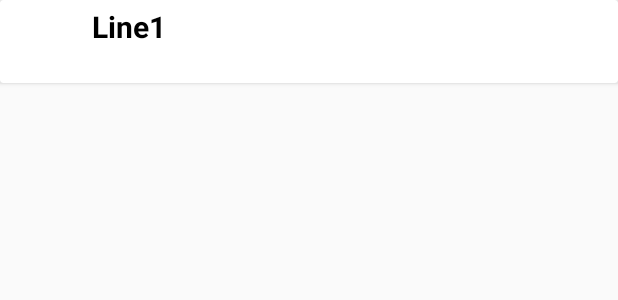
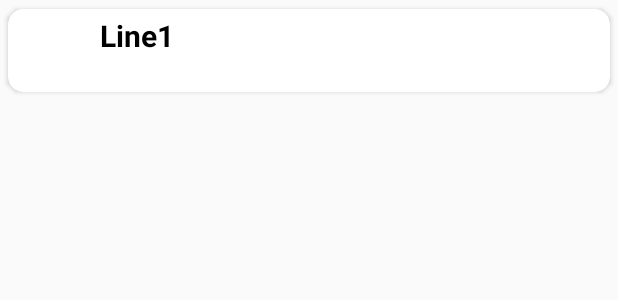
Before and after one commit to lee00670/FrigeFriend, an Android app: the layout add_item.xml on its own in the app's theme, with its tools: preview values and no code run, on a phone screen of 412 x 824 dp. Shown: the top 300 px of the screen. Run offline under Robolectric (Android 15) with nearby library versions, the phone set to English and light mode, and no system bars; network calls fail; Roboto replaces fonts that are not available here.

Commit message:
add Item Activity
1. created space between cardviews

```diff
--- a/app/src/main/res/layout/add_item.xml
+++ b/app/src/main/res/layout/add_item.xml
@@ -1,7 +1,10 @@
 <?xml version="1.0" encoding="utf-8"?>
 <android.support.v7.widget.CardView xmlns:android="http://schemas.android.com/apk/res/android"
     android:layout_width="fill_parent"
-    android:layout_height="wrap_content">
+    android:layout_height="wrap_content"
+    xmlns:app="http://schemas.android.com/apk/res-auto"
+    app:cardCornerRadius="10dp"
+    app:cardUseCompatPadding="true">
 
 
     <RelativeLayout
```
